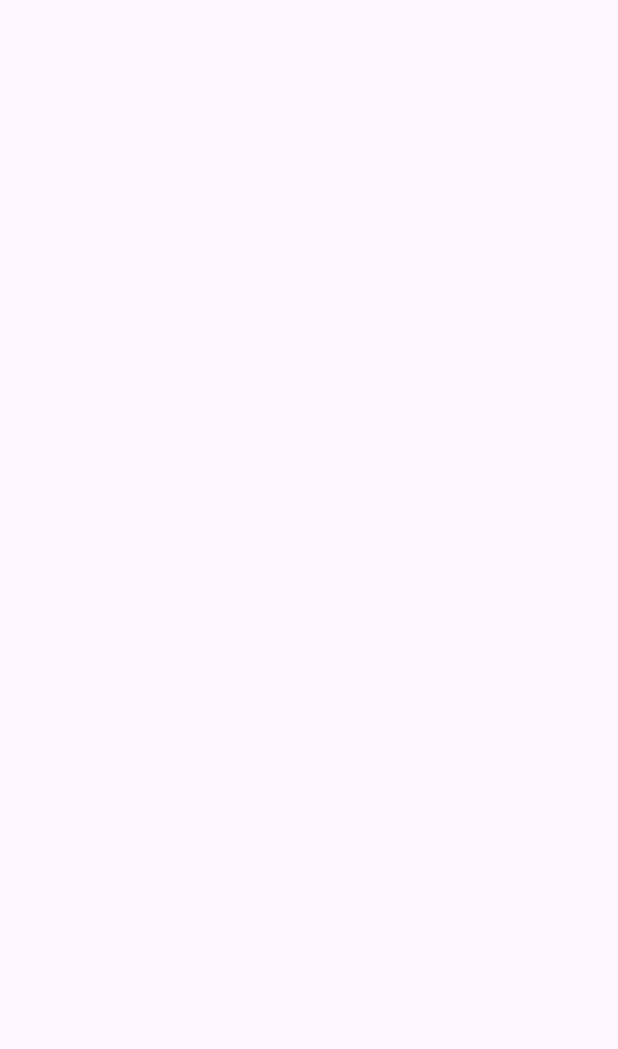
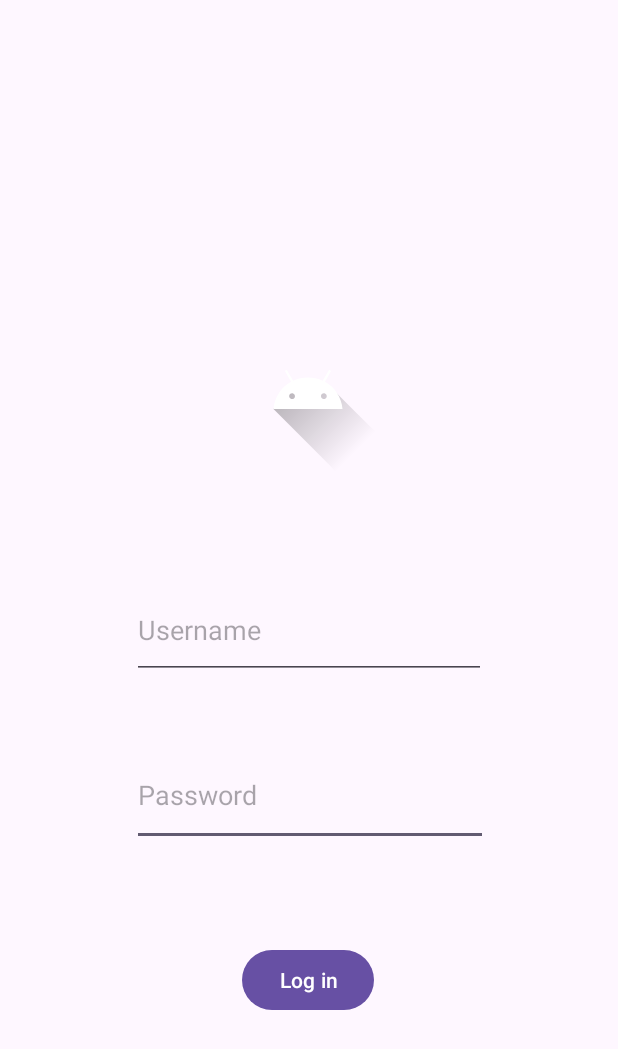
Before and after one commit to lazar-milic-upm/Android_Newsletter, an Android app: the LoginActivity screen opened directly, with no data from a screen before it, on a phone screen of 412 x 824 dp. Before the commit the part shown is empty. Shown: the top 1049 px of the screen. Run offline under Robolectric (Android 15) with nearby library versions, the phone set to English and light mode, and no system bars.

Commit message:
Log In Activity

```diff
--- a/app/src/main/java/com/upm/androidnewsletter/LoginActivity.java
+++ b/app/src/main/java/com/upm/androidnewsletter/LoginActivity.java
@@ -1,25 +1,72 @@
 package com.upm.androidnewsletter;
 
+import android.content.SharedPreferences;
+import android.os.AsyncTask;
 import android.os.Bundle;
+import android.widget.Button;
+import android.widget.EditText;
+import android.widget.Toast;
 
-import androidx.activity.EdgeToEdge;
 import androidx.appcompat.app.AppCompatActivity;
-import androidx.core.graphics.Insets;
-import androidx.core.view.ViewCompat;
-import androidx.core.view.WindowInsetsCompat;
-
 
 public class LoginActivity extends AppCompatActivity {
+
+    private EditText usernameEditText;
+    private EditText passwordEditText;
+    private Button loginButton;
+    private SharedPreferences sharedPreferences;
 
     @Override
     protected void onCreate(Bundle savedInstanceState) {
         super.onCreate(savedInstanceState);
-        EdgeToEdge.enable(this);
         setContentView(R.layout.activity_login);
-        ViewCompat.setOnApplyWindowInsetsListener(findViewById(R.id.main), (v, insets) -> {
-            Insets systemBars = insets.getInsets(WindowInsetsCompat.Type.systemBars());
-            v.setPadding(systemBars.left, systemBars.top, systemBars.right, systemBars.bottom);
-            return insets;
+
+        // components
+        usernameEditText = findViewById(R.id.main_username);
+        passwordEditText = findViewById(R.id.main_password);
+        loginButton = findViewById(R.id.main_btn_log_in);
+
+        // SharedPreferences to save API key
+        sharedPreferences = getSharedPreferences("LoginPrefs", MODE_PRIVATE);
+
+        // Login button
+        loginButton.setOnClickListener(view -> {
+            String username = usernameEditText.getText().toString();
+            String password = passwordEditText.getText().toString();
+            new LoginTask().execute(username, password);
         });
     }
+
+    // Login asynchronous
+    private class LoginTask extends AsyncTask<String, Void, String> {
+        @Override
+        protected String doInBackground(String... params) {
+            String username = params[0];
+            String password = params[1];
+
+            // fake token
+            if ("user".equals(username) && "password".equals(password)) {
+                return "fakeApiKey123456";  // Return a fake API key if login is successful
+            }
+            return null;
+        }
+
+        @Override
+        protected void onPostExecute(String apiKey) {
+            if (apiKey != null) {
+                // save API key in SharedPreferences
+                SharedPreferences.Editor editor = sharedPreferences.edit();
+                editor.putString("apikey", apiKey);
+                editor.apply();
+
+                // if Success
+                Toast.makeText(LoginActivity.this, "Login successful!", Toast.LENGTH_SHORT).show();
+
+                // startActivity(new Intent(LoginActivity.this, ShowArticlesActivity.class));
+            } else {
+                // if Error
+                Toast.makeText(LoginActivity.this, "Invalid credentials", Toast.LENGTH_SHORT).show();
+            }
+        }
+    }
 }
--- a/app/src/main/res/layout/activity_login.xml
+++ b/app/src/main/res/layout/activity_login.xml
@@ -1,9 +1,64 @@
 <?xml version="1.0" encoding="utf-8"?>
 <androidx.constraintlayout.widget.ConstraintLayout xmlns:android="http://schemas.android.com/apk/res/android"
+    xmlns:app="http://schemas.android.com/apk/res-auto"
     xmlns:tools="http://schemas.android.com/tools"
     android:id="@+id/main"
     android:layout_width="match_parent"
     android:layout_height="match_parent"
     tools:context=".LoginActivity">
 
+    <EditText
+        android:id="@+id/main_password"
+        android:layout_width="237dp"
+        android:layout_height="67dp"
+        android:layout_marginTop="16dp"
+        android:ems="10"
+        android:hint="Password"
+        android:inputType="textPassword"
+        app:layout_constraintBottom_toBottomOf="parent"
+        app:layout_constraintEnd_toEndOf="parent"
+        app:layout_constraintHorizontal_bias="0.502"
+        app:layout_constraintStart_toStartOf="parent"
+        app:layout_constraintTop_toBottomOf="@+id/main_username"
+        app:layout_constraintVertical_bias="0.097" />
+
+    <EditText
+        android:id="@+id/main_username"
+        android:layout_width="236dp"
+        android:layout_height="65dp"
+        android:layout_marginTop="16dp"
+        android:ems="10"
+        android:hint="Username"
+        android:inputType="text"
+        app:layout_constraintBottom_toBottomOf="parent"
+        app:layout_constraintEnd_toEndOf="parent"
+        app:layout_constraintStart_toStartOf="parent"
+        app:layout_constraintTop_toTopOf="parent" />
+
+    <Button
+        android:id="@+id/main_btn_log_in"
+        android:layout_width="wrap_content"
+        android:layout_height="wrap_content"
+        android:layout_marginTop="16dp"
+        android:text="Log in"
+        app:layout_constraintBottom_toBottomOf="parent"
+        app:layout_constraintEnd_toEndOf="parent"
+        app:layout_constraintHorizontal_bias="0.498"
+        app:layout_constraintStart_toStartOf="parent"
+        app:layout_constraintTop_toBottomOf="@+id/main_password"
+        app:layout_constraintVertical_bias="0.25" />
+
+    <ImageView
+        android:id="@+id/main_image_log_in"
+        android:layout_width="148dp"
+        android:layout_height="144dp"
+        android:scaleType="centerInside"
+        app:layout_constraintBottom_toTopOf="@+id/main_username"
+        app:layout_constraintEnd_toEndOf="parent"
+        app:layout_constraintHorizontal_bias="0.498"
+        app:layout_constraintStart_toStartOf="parent"
+        app:layout_constraintTop_toTopOf="parent"
+        app:layout_constraintVertical_bias="0.783"
+        app:srcCompat="@drawable/ic_launcher_foreground" />
+
 </androidx.constraintlayout.widget.ConstraintLayout>
```
